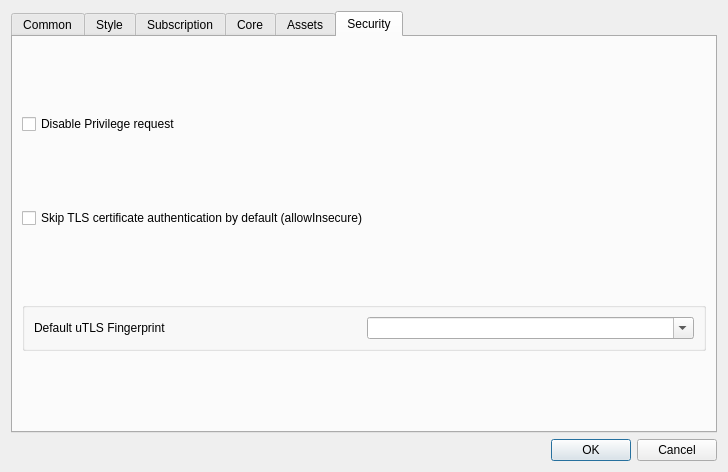
This is include/ui/setting/dialog_basic_settings.ui in shengmo0210/Throne as Qt 5 draws it before an edit. The edited form follows.
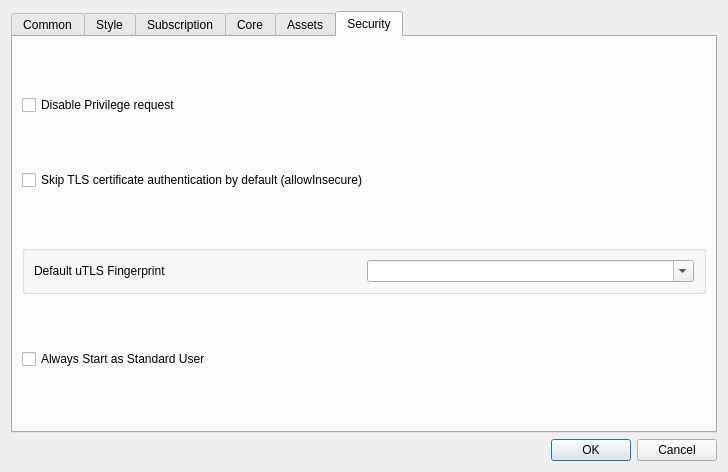
This is the edited form. The open tabs and pages were chosen to show the change. Custom widgets are drawn as their Qt base class.

Commit message: add disable start as admin for windows

Diff of the .ui file:
```diff
--- a/include/ui/setting/dialog_basic_settings.ui
+++ b/include/ui/setting/dialog_basic_settings.ui
@@ -833,6 +833,16 @@
          </layout>
         </widget>
        </item>
+       <item>
+        <widget class="QCheckBox" name="windows_no_admin">
+         <property name="toolTip">
+          <string>&lt;html&gt;&lt;head/&gt;&lt;body&gt;&lt;p&gt;Do not attempt to start as Admin unless explicitly requested&lt;/p&gt;&lt;/body&gt;&lt;/html&gt;</string>
+         </property>
+         <property name="text">
+          <string>Always Start as Standard User</string>
+         </property>
+        </widget>
+       </item>
       </layout>
      </widget>
     </widget>
```
The commit also changes 4 other files.
